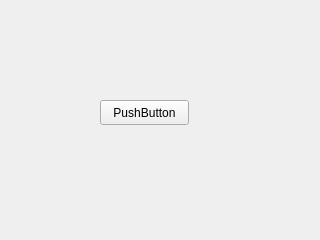
Old version of the form QtRadio/qmainwidget.ui in the repository whelpy/WifiRadio.
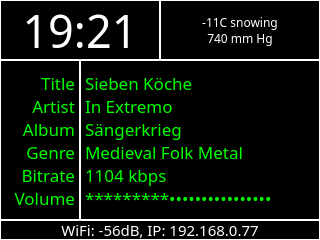
New version of the form.

Diff of the .ui file:
```diff
--- a/QtRadio/qmainwidget.ui
+++ b/QtRadio/qmainwidget.ui
@@ -2,6 +2,9 @@
 <ui version="4.0">
  <class>QMainWidget</class>
  <widget class="QWidget" name="QMainWidget">
+  <property name="enabled">
+   <bool>true</bool>
+  </property>
   <property name="geometry">
    <rect>
     <x>0</x>
@@ -10,20 +13,148 @@
     <height>240</height>
    </rect>
   </property>
+  <property name="font">
+   <font>
+    <family>IBM 3270</family>
+   </font>
+  </property>
   <property name="windowTitle">
    <string>Form</string>
   </property>
-  <widget class="QPushButton" name="pushButton">
+  <property name="styleSheet">
+   <string notr="true">background-color: rgb(0, 0, 0);
+color: rgb(0, 255, 0);
+selection-background-color: rgb(252, 233, 79);
+selection-color: rgb(78, 154, 6);
+border: 1px solid white;</string>
+  </property>
+  <widget class="QLabel" name="label">
    <property name="geometry">
     <rect>
-     <x>100</x>
-     <y>100</y>
-     <width>89</width>
-     <height>25</height>
+     <x>0</x>
+     <y>0</y>
+     <width>160</width>
+     <height>60</height>
     </rect>
    </property>
+   <property name="font">
+    <font>
+     <family>IBM 3270</family>
+     <pointsize>34</pointsize>
+    </font>
+   </property>
+   <property name="styleSheet">
+    <string notr="true">QLabel { background-color : black; color : white; }</string>
+   </property>
+   <property name="frameShape">
+    <enum>QFrame::Panel</enum>
+   </property>
    <property name="text">
-    <string>PushButton</string>
+    <string>19:21</string>
+   </property>
+   <property name="alignment">
+    <set>Qt::AlignCenter</set>
+   </property>
+  </widget>
+  <widget class="QLabel" name="label_2">
+   <property name="geometry">
+    <rect>
+     <x>160</x>
+     <y>0</y>
+     <width>160</width>
+     <height>60</height>
+    </rect>
+   </property>
+   <property name="font">
+    <font>
+     <family>IBM 3270</family>
+    </font>
+   </property>
+   <property name="styleSheet">
+    <string notr="true">QLabel { background-color : black; color : white; }</string>
+   </property>
+   <property name="text">
+    <string>-11C snowing
+740 mm Hg</string>
+   </property>
+   <property name="alignment">
+    <set>Qt::AlignCenter</set>
+   </property>
+  </widget>
+  <widget class="QLabel" name="label_3">
+   <property name="geometry">
+    <rect>
+     <x>0</x>
+     <y>60</y>
+     <width>80</width>
+     <height>160</height>
+    </rect>
+   </property>
+   <property name="font">
+    <font>
+     <family>IBM 3270</family>
+     <pointsize>13</pointsize>
+    </font>
+   </property>
+   <property name="text">
+    <string>Title
+Artist
+Album
+Genre
+Bitrate
+Volume</string>
+   </property>
+   <property name="alignment">
+    <set>Qt::AlignRight|Qt::AlignTrailing|Qt::AlignVCenter</set>
+   </property>
+  </widget>
+  <widget class="QLabel" name="label_4">
+   <property name="geometry">
+    <rect>
+     <x>80</x>
+     <y>60</y>
+     <width>240</width>
+     <height>160</height>
+    </rect>
+   </property>
+   <property name="font">
+    <font>
+     <family>IBM 3270</family>
+     <pointsize>13</pointsize>
+    </font>
+   </property>
+   <property name="text">
+    <string>Sieben Köche
+In Extremo
+Sängerkrieg
+Medieval Folk Metal
+1104 kbps
+*********••••••••••••••••</string>
+   </property>
+  </widget>
+  <widget class="QLabel" name="label_5">
+   <property name="geometry">
+    <rect>
+     <x>0</x>
+     <y>220</y>
+     <width>320</width>
+     <height>20</height>
+    </rect>
+   </property>
+   <property name="font">
+    <font>
+     <family>IBM 3270</family>
+     <pointsize>11</pointsize>
+    </font>
+   </property>
+   <property name="styleSheet">
+    <string notr="true">QLabel { background-color : black; color : white; }</string>
+   </property>
+   <property name="text">
+    <string>WiFi: -56dB, IP: 192.168.0.77</string>
+   </property>
+   <property name="alignment">
+    <set>Qt::AlignCenter</set>
    </property>
   </widget>
  </widget>
```
